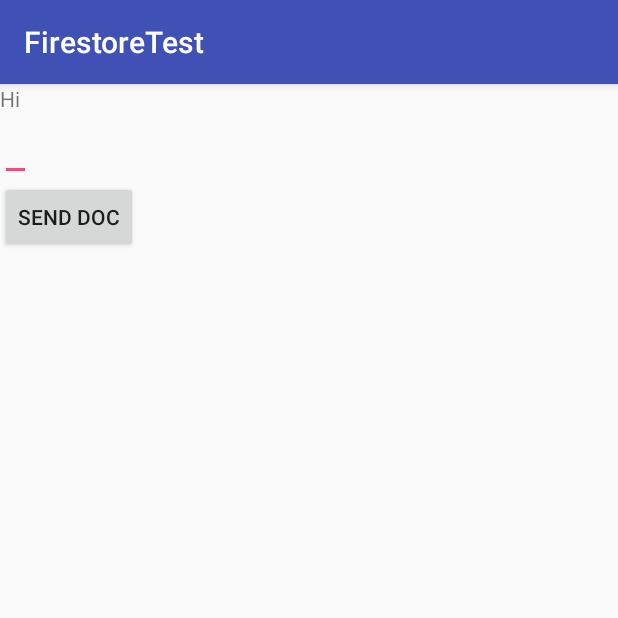
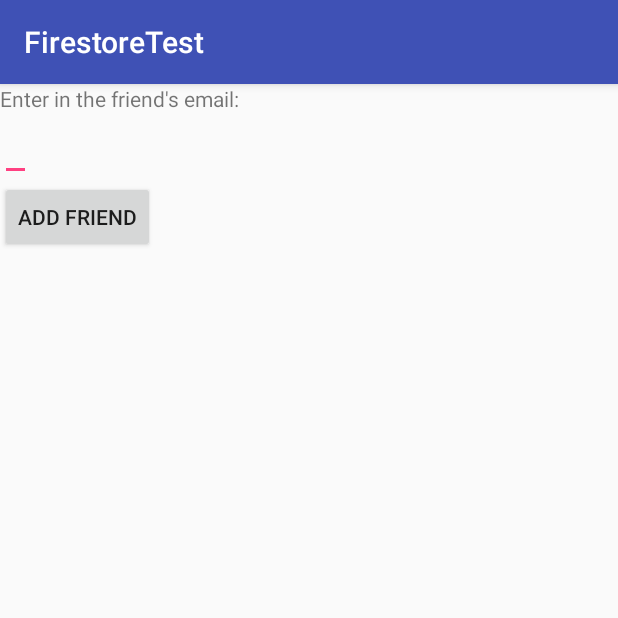
Before and after one commit to lilianluong16/SendNags, an Android app: the screen it shows after launch once a user with an empty profile is signed in (MainActivity before the commit, AddFriendsActivity after it), on a phone screen of 412 x 824 dp, the top half of it. Run offline under Robolectric (Android 15) with nearby library versions, the phone set to English and light mode, and no system bars; our stand-ins replace Firebase (no records; nobody signed in at launch, a user with empty details on screens opened directly).

Commit message:
changed names of files and cleaned up a bit

```diff
--- a/app/src/main/AndroidManifest.xml
+++ b/app/src/main/AndroidManifest.xml
@@ -14,7 +14,7 @@
         android:roundIcon="@mipmap/ic_launcher_round"
         android:supportsRtl="true"
         android:theme="@style/AppTheme">
-        <activity android:name=".MainActivity"></activity>
+        <activity android:name=".AddFriendsActivity"></activity>
         <activity
             android:name=".LoginActivity"
             android:label="@string/title_activity_login">
--- /dev/null
+++ b/app/src/main/java/com/lilian/firestore/firestoretest/AddFriendsActivity.java
@@ -0,0 +1,53 @@
+package com.lilian.firestore.firestoretest;
+
+import android.support.v7.app.AppCompatActivity;
+import android.os.Bundle;
+import android.util.Log;
+import android.view.View;
+import android.widget.EditText;
+
+import com.google.firebase.auth.FirebaseAuth;
+import com.google.firebase.auth.FirebaseUser;
+import com.google.firebase.firestore.FirebaseFirestore;
+import com.google.firebase.firestore.FieldValue;
+
+public class AddFriendsActivity extends AppCompatActivity implements View.OnClickListener {
+
+    private FirebaseFirestore db;
+    private FirebaseUser mUser;
+    private static final String TAG = "AddFriendsActivity";
+
+    @Override
+    protected void onCreate(Bundle savedInstanceState) {
+        Log.d(TAG, "NEW ACTIVITY");
+        super.onCreate(savedInstanceState);
+        setContentView(R.layout.activity_add_friends);
+
+        mUser = FirebaseAuth.getInstance().getCurrentUser();
+        db = FirebaseFirestore.getInstance();
+        findViewById(R.id.button_send).setOnClickListener(this);
+    }
+
+    @Override
+    public void onClick(View v){
+        switch (v.getId()) {
+            case R.id.button_send:
+                // send friend request
+                // if other person says yes
+                addFriend();
+                break;
+            // ...
+        }
+    }
+
+    private void addFriend(){
+        EditText friend = (EditText) findViewById(R.id.edittext_email);
+        String email = friend.getText().toString();
+
+        //user.put("email", mUser.getEmail());
+
+        // go into users, go into that person, go into "friends" array, add email of friend
+        db.collection("users").document(mUser.getEmail())
+                .update("friends", FieldValue.arrayUnion(email));
+    }
+}
--- a/app/src/main/java/com/lilian/firestore/firestoretest/LoginActivity.java
+++ b/app/src/main/java/com/lilian/firestore/firestoretest/LoginActivity.java
@@ -1,14 +1,11 @@
 package com.lilian.firestore.firestoretest;
 
-import android.content.Context;
 import android.content.Intent;
 import android.support.annotation.NonNull;
-import android.support.design.widget.Snackbar;
 import android.support.v7.app.AppCompatActivity;
 import android.os.Bundle;
 import android.util.Log;
 import android.view.View;
-import android.widget.TextView;
 
 import com.google.android.gms.auth.api.signin.GoogleSignIn;
 import com.google.android.gms.auth.api.signin.GoogleSignInAccount;
@@ -26,18 +23,12 @@ import com.google.firebase.auth.FirebaseUser;
 import com.google.firebase.auth.GoogleAuthProvider;
 import com.google.firebase.firestore.DocumentReference;
 import com.google.firebase.firestore.DocumentSnapshot;
-import com.google.firebase.firestore.EventListener;
 import com.google.firebase.firestore.FirebaseFirestore;
-import com.google.firebase.firestore.FirebaseFirestoreException;
-import com.google.firebase.firestore.QueryDocumentSnapshot;
-import com.google.firebase.firestore.QuerySnapshot;
 
 import java.util.ArrayList;
 import java.util.HashMap;
 import java.util.List;
 import java.util.Map;
-
-import javax.annotation.Nullable;
 
 public class LoginActivity extends AppCompatActivity implements View.OnClickListener {
 
@@ -185,7 +176,7 @@ public class LoginActivity extends AppCompatActivity implements View.OnClickList
                 }
             });
 
-            Intent startIntent = new Intent(this, MainActivity.class);
+            Intent startIntent = new Intent(this, AddFriendsActivity.class);
             startIntent.addFlags(Intent.FLAG_ACTIVITY_NEW_TASK);
             startActivity(startIntent);
         }
--- a/app/src/main/java/com/lilian/firestore/firestoretest/MainActivity.java
+++ /dev/null
@@ -1,88 +0,0 @@
-package com.lilian.firestore.firestoretest;
-
-import android.support.annotation.NonNull;
-import android.support.v7.app.AppCompatActivity;
-import android.os.Bundle;
-import android.util.Log;
-import android.view.View;
-import android.widget.EditText;
-import android.widget.TextView;
-
-import com.google.android.gms.tasks.OnFailureListener;
-import com.google.android.gms.tasks.OnSuccessListener;
-import com.google.firebase.auth.FirebaseAuth;
-import com.google.firebase.auth.FirebaseUser;
-import com.google.firebase.firestore.DocumentReference;
-import com.google.firebase.firestore.EventListener;
-import com.google.firebase.firestore.FirebaseFirestore;
-import com.google.firebase.firestore.FirebaseFirestoreException;
-import com.google.firebase.firestore.QueryDocumentSnapshot;
-import com.google.firebase.firestore.QuerySnapshot;
-import com.google.firebase.firestore.FieldValue;
-
-import java.util.ArrayList;
-import java.util.HashMap;
-import java.util.List;
-import java.util.Map;
-
-import javax.annotation.Nullable;
-
-public class MainActivity extends AppCompatActivity implements View.OnClickListener {
-
-    private FirebaseFirestore db;
-    private FirebaseUser mUser;
-    private static final String TAG = "MainActivity";
-
-    @Override
-    protected void onCreate(Bundle savedInstanceState) {
-        Log.d(TAG, "NEW ACTIVITY");
-        super.onCreate(savedInstanceState);
-        setContentView(R.layout.activity_main);
-
-        mUser = FirebaseAuth.getInstance().getCurrentUser();
-        db = FirebaseFirestore.getInstance();
-        findViewById(R.id.button_send).setOnClickListener(this);
-
-        // Get data
-        db.collection("users")
-                .addSnapshotListener(new EventListener<QuerySnapshot>() {
-                    @Override
-                    public void onEvent(@Nullable QuerySnapshot queryDocumentSnapshots, @Nullable FirebaseFirestoreException e) {
-                        /*if (e != null){
-                            Log.w(TAG, "Listen failed.", e);
-                            return;
-                        }
-                        List<String> users = new ArrayList<>();
-                        for(QueryDocumentSnapshot doc : queryDocumentSnapshots){
-                            if(doc.get("name") != null && doc.get("email") != null){
-                                users.add(doc.getString("") + " " + doc.getString("last"));
-                            }
-                        }
-                        TextView dt = (TextView) findViewById(R.id.text_display);
-                        dt.setText("All users: " + users);*/
-                    }
-                });
-    }
-
-    @Override
-    public void onClick(View v){
-        switch (v.getId()) {
-            case R.id.button_send:
-                send();
-                break;
-            // ...
-        }
-    }
-
-    private void send(){
-        Map<String, Object> user = new HashMap<>();
-        EditText friend = (EditText) findViewById(R.id.edittext_email);
-        String email = friend.getText().toString();
-
-        //user.put("email", mUser.getEmail());
-
-        // go into users, go into that person, go into "friends" array, add email of friend
-        db.collection("users").document(mUser.getEmail())
-                .update("friends", FieldValue.arrayUnion(email));
-    }
-}
--- a/app/src/main/res/layout/activity_main.xml
+++ b/app/src/main/res/layout/activity_add_friends.xml
@@ -4,11 +4,11 @@
     xmlns:tools="http://schemas.android.com/tools"
     android:layout_width="match_parent"
     android:layout_height="match_parent"
-    tools:context=".MainActivity">
+    tools:context=".AddFriendsActivity">
 
     <TextView
         android:id="@+id/text_display"
-        android:text="Hi"
+        android:text="Enter in the friend's email:"
         android:layout_width="wrap_content"
         android:layout_height="wrap_content" />
 
@@ -20,7 +20,7 @@
 
     <Button
         android:id="@+id/button_send"
-        android:text="Send doc"
+        android:text="Add Friend"
         android:layout_width="wrap_content"
         android:layout_height="wrap_content"
         android:layout_below="@id/edittext_email" />
```
